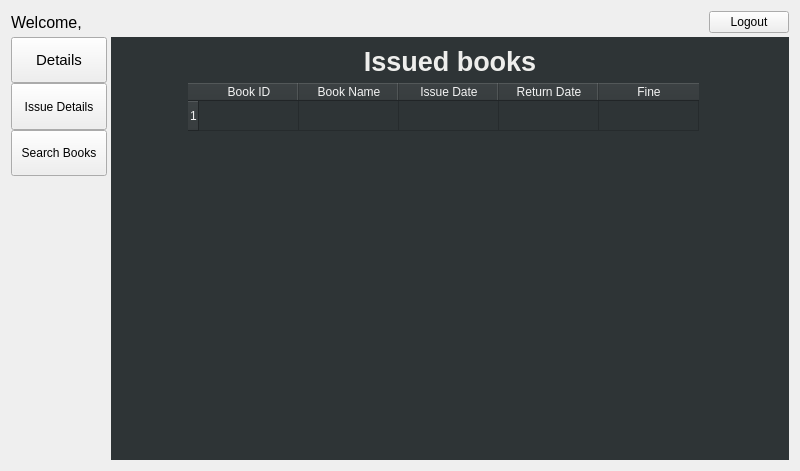
Old version of the form student_page.ui in the repository purushottam061/Library-MS.
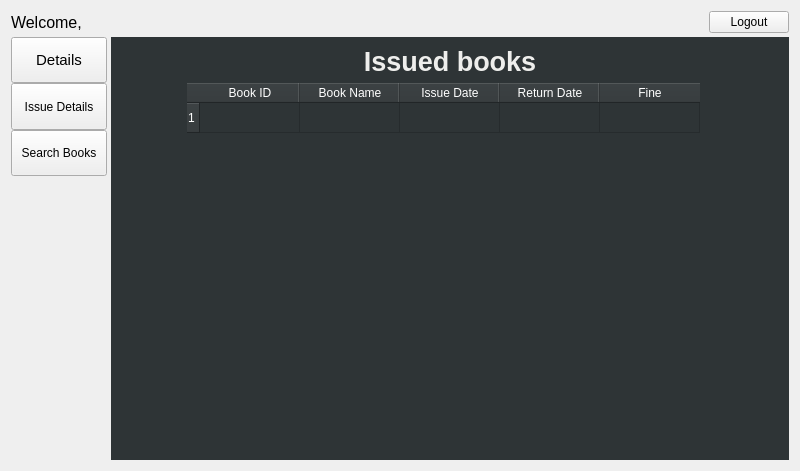
New version of the form. The open tabs and pages were chosen to show the change.

```diff
--- a/student_page.ui
+++ b/student_page.ui
@@ -274,8 +274,15 @@
           <cursorShape>ArrowCursor</cursorShape>
          </property>
          <property name="styleSheet">
-          <string notr="true">color: rgb(243, 243, 243);
-background-color: rgb(46, 52, 54);</string>
+          <string notr="true">QHeaderView::section
+{
+spacing: 10px;
+background-color:rgb(46, 52, 54);
+color: white;
+margin: 1px;
+text-align: right;
+}
+QTableCornerButton::section { background-color:rgb(46, 52, 54); }</string>
          </property>
          <property name="frameShape">
           <enum>QFrame::NoFrame</enum>
@@ -299,9 +306,6 @@
           <property name="text">
            <string>1</string>
           </property>
-          <property name="textAlignment">
-           <set>AlignLeading|AlignVCenter</set>
-          </property>
          </row>
          <column>
           <property name="text">
@@ -328,6 +332,29 @@
            <string>Fine</string>
           </property>
          </column>
+         <item row="0" column="0">
+          <property name="text">
+           <string/>
+          </property>
+          <property name="background">
+           <brush brushstyle="NoBrush">
+            <color alpha="255">
+             <red>59</red>
+             <green>64</green>
+             <blue>66</blue>
+            </color>
+           </brush>
+          </property>
+          <property name="foreground">
+           <brush brushstyle="NoBrush">
+            <color alpha="255">
+             <red>255</red>
+             <green>255</green>
+             <blue>255</blue>
+            </color>
+           </brush>
+          </property>
+         </item>
         </widget>
        </item>
        <item row="1" column="3">
```
Left out of the diff: 28 changed lines with no effect on the pictures.
